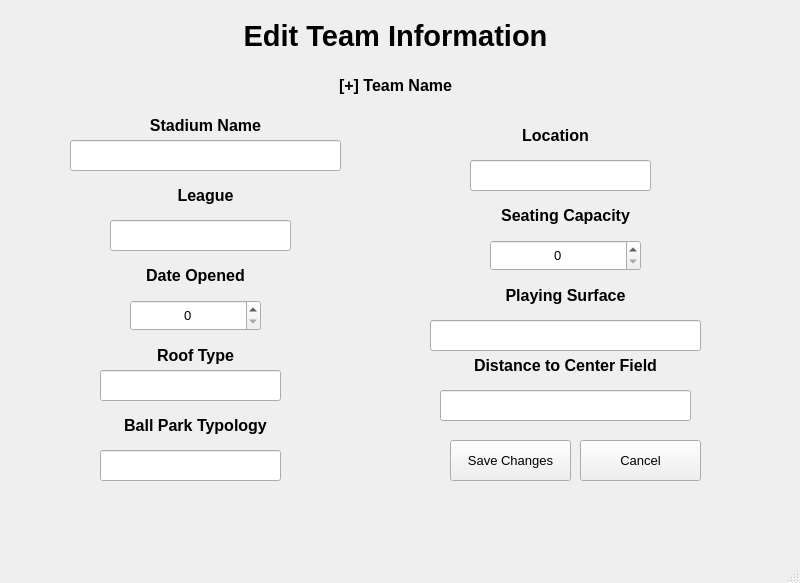
Old version of the form StadiumTourProject/mainwindow.ui in the repository joeyCampbelll/CS1D-Project-2.
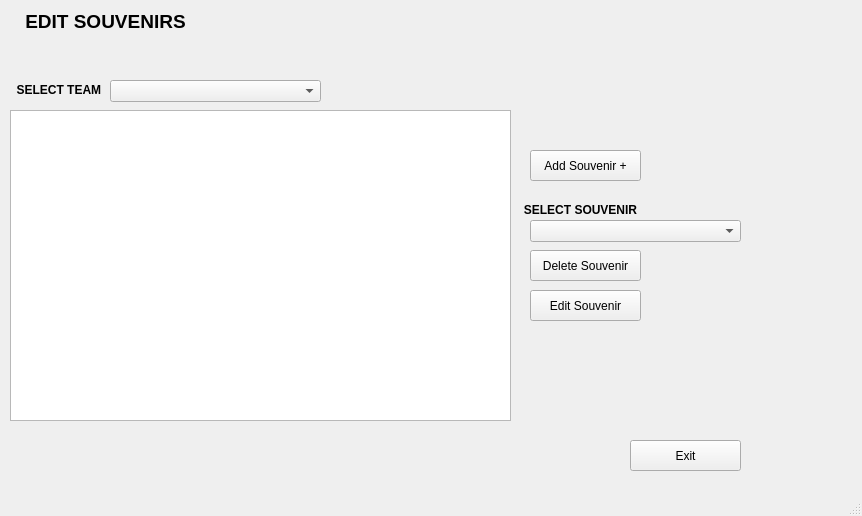
New version of the form. The open tabs and pages were chosen to show the change.

```diff
--- a/StadiumTourProject/mainwindow.ui
+++ b/StadiumTourProject/mainwindow.ui
@@ -6,8 +6,8 @@
    <rect>
     <x>0</x>
     <y>0</y>
-    <width>800</width>
-    <height>583</height>
+    <width>862</width>
+    <height>516</height>
    </rect>
   </property>
   <property name="windowTitle">
@@ -18,9 +18,9 @@
     <property name="geometry">
      <rect>
       <x>0</x>
-      <y>0</y>
-      <width>801</width>
-      <height>551</height>
+      <y>10</y>
+      <width>831</width>
+      <height>481</height>
      </rect>
     </property>
     <property name="currentIndex">
@@ -682,762 +682,6 @@
       </property>
      </widget>
     </widget>
-    <widget class="QWidget" name="AdminMainPage">
-     <widget class="QLabel" name="label_6">
-      <property name="geometry">
-       <rect>
-        <x>10</x>
-        <y>5</y>
-        <width>781</width>
-        <height>61</height>
-       </rect>
-      </property>
-      <property name="font">
-       <font>
-        <pointsize>20</pointsize>
-        <weight>75</weight>
-        <bold>true</bold>
-       </font>
-      </property>
-      <property name="text">
-       <string>Administrator Window</string>
-      </property>
-      <property name="alignment">
-       <set>Qt::AlignCenter</set>
-      </property>
-     </widget>
-     <widget class="QTableView" name="Stadium_tableView">
-      <property name="geometry">
-       <rect>
-        <x>5</x>
-        <y>61</y>
-        <width>791</width>
-        <height>371</height>
-       </rect>
-      </property>
-     </widget>
-     <widget class="QPushButton" name="editTeamInfo_button">
-      <property name="geometry">
-       <rect>
-        <x>10</x>
-        <y>450</y>
-        <width>161</width>
-        <height>41</height>
-       </rect>
-      </property>
-      <property name="text">
-       <string>Edit Selected Team Info</string>
-      </property>
-     </widget>
-     <widget class="QPushButton" name="AddNewStadium_button">
-      <property name="geometry">
-       <rect>
-        <x>370</x>
-        <y>450</y>
-        <width>131</width>
-        <height>41</height>
-       </rect>
-      </property>
-      <property name="text">
-       <string>Add New Stadium</string>
-      </property>
-     </widget>
-     <widget class="QPushButton" name="AddNewDistance_button">
-      <property name="geometry">
-       <rect>
-        <x>520</x>
-        <y>450</y>
-        <width>131</width>
-        <height>41</height>
-       </rect>
-      </property>
-      <property name="text">
-       <string>Add New Distance</string>
-      </property>
-     </widget>
-     <widget class="QPushButton" name="RemoveStadium_button">
-      <property name="geometry">
-       <rect>
-        <x>190</x>
-        <y>450</y>
-        <width>161</width>
-        <height>41</height>
-       </rect>
-      </property>
-      <property name="text">
-       <string>Remove Selected Team</string>
-      </property>
-     </widget>
-     <widget class="QPushButton" name="exit_button">
-      <property name="geometry">
-       <rect>
-        <x>670</x>
-        <y>450</y>
-        <width>121</width>
-        <height>41</height>
-       </rect>
-      </property>
-      <property name="text">
-       <string>Exit</string>
-      </property>
-     </widget>
-    </widget>
-    <widget class="QWidget" name="AdminStadiumsPage">
-     <widget class="QWidget" name="layoutWidget_2">
-      <property name="geometry">
-       <rect>
-        <x>10</x>
-        <y>20</y>
-        <width>781</width>
-        <height>201</height>
-       </rect>
-      </property>
-      <layout class="QHBoxLayout" name="horizontalLayout">
-       <item>
-        <widget class="QTreeView" name="treeView1"/>
-       </item>
-       <item>
-        <widget class="QListView" name="fileView1"/>
-       </item>
-      </layout>
-     </widget>
-     <widget class="QTableWidget" name="fileTable">
-      <property name="geometry">
-       <rect>
-        <x>10</x>
-        <y>250</y>
-        <width>781</width>
-        <height>171</height>
-       </rect>
-      </property>
-      <property name="autoFillBackground">
-       <bool>true</bool>
-      </property>
-      <property name="styleSheet">
-       <string notr="true">background-color: rgb(255, 255, 255)</string>
-      </property>
-     </widget>
-     <widget class="QLabel" name="ErrorLabel">
-      <property name="geometry">
-       <rect>
-        <x>10</x>
-        <y>220</y>
-        <width>781</width>
-        <height>31</height>
-       </rect>
-      </property>
-      <property name="autoFillBackground">
-       <bool>false</bool>
-      </property>
-      <property name="text">
-       <string/>
-      </property>
-      <property name="alignment">
-       <set>Qt::AlignCenter</set>
-      </property>
-     </widget>
-     <widget class="QLabel" name="label_4">
-      <property name="geometry">
-       <rect>
-        <x>20</x>
-        <y>0</y>
-        <width>781</width>
-        <height>20</height>
-       </rect>
-      </property>
-      <property name="text">
-       <string>Please select a .CSV file below:</string>
-      </property>
-      <property name="alignment">
-       <set>Qt::AlignCenter</set>
-      </property>
-     </widget>
-     <widget class="QPushButton" name="addButt">
-      <property name="geometry">
-       <rect>
-        <x>270</x>
-        <y>430</y>
-        <width>121</width>
-        <height>31</height>
-       </rect>
-      </property>
-      <property name="autoFillBackground">
-       <bool>false</bool>
-      </property>
-      <property name="styleSheet">
-       <string notr="true"/>
-      </property>
-      <property name="text">
-       <string>Add Stadium</string>
-      </property>
-     </widget>
-     <widget class="QPushButton" name="pushButton_cancel_2">
-      <property name="geometry">
-       <rect>
-        <x>420</x>
-        <y>430</y>
-        <width>121</width>
-        <height>31</height>
-       </rect>
-      </property>
-      <property name="autoFillBackground">
-       <bool>false</bool>
-      </property>
-      <property name="styleSheet">
-       <string notr="true"/>
-      </property>
-      <property name="text">
-       <string>Cancel</string>
-      </property>
-     </widget>
-    </widget>
-    <widget class="QWidget" name="AdminDistancesPage">
-     <widget class="QLabel" name="label_5">
-      <property name="geometry">
-       <rect>
-        <x>10</x>
-        <y>10</y>
-        <width>781</width>
-        <height>20</height>
-       </rect>
-      </property>
-      <property name="text">
-       <string>Please select a .CSV file below:</string>
-      </property>
-      <property name="alignment">
-       <set>Qt::AlignCenter</set>
-      </property>
-     </widget>
-     <widget class="QWidget" name="layoutWidget_3">
-      <property name="geometry">
-       <rect>
-        <x>10</x>
-        <y>30</y>
-        <width>781</width>
-        <height>201</height>
-       </rect>
-      </property>
-      <layout class="QHBoxLayout" name="horizontalLayout_2">
-       <item>
-        <widget class="QTreeView" name="FileSelector"/>
-       </item>
-       <item>
-        <widget class="QListView" name="FileView"/>
-       </item>
-      </layout>
-     </widget>
-     <widget class="QLabel" name="labelError">
-      <property name="geometry">
-       <rect>
-        <x>10</x>
-        <y>235</y>
-        <width>781</width>
-        <height>21</height>
-       </rect>
-      </property>
-      <property name="text">
-       <string/>
-      </property>
-      <property name="alignment">
-       <set>Qt::AlignCenter</set>
-      </property>
-     </widget>
-     <widget class="QTableWidget" name="DistanceTableWidget">
-      <property name="geometry">
-       <rect>
-        <x>10</x>
-        <y>260</y>
-        <width>781</width>
-        <height>171</height>
-       </rect>
-      </property>
-     </widget>
-     <widget class="QPushButton" name="pushButton_addDistances">
-      <property name="geometry">
-       <rect>
-        <x>270</x>
-        <y>440</y>
-        <width>121</width>
-        <height>31</height>
-       </rect>
-      </property>
-      <property name="text">
-       <string>Add Distances</string>
-      </property>
-     </widget>
-     <widget class="QPushButton" name="pushButton_2">
-      <property name="geometry">
-       <rect>
-        <x>410</x>
-        <y>440</y>
-        <width>111</width>
-        <height>31</height>
-       </rect>
-      </property>
-      <property name="text">
-       <string>Cancel</string>
-      </property>
-     </widget>
-    </widget>
-    <widget class="QWidget" name="page">
-     <widget class="QLabel" name="label_7">
-      <property name="geometry">
-       <rect>
-        <x>0</x>
-        <y>10</y>
-        <width>791</width>
-        <height>51</height>
-       </rect>
-      </property>
-      <property name="font">
-       <font>
-        <pointsize>22</pointsize>
-        <weight>75</weight>
-        <bold>true</bold>
-       </font>
-      </property>
-      <property name="text">
-       <string>Edit Team Information</string>
-      </property>
-      <property name="alignment">
-       <set>Qt::AlignCenter</set>
-      </property>
-     </widget>
-     <widget class="QLabel" name="label_8">
-      <property name="geometry">
-       <rect>
-        <x>90</x>
-        <y>110</y>
-        <width>231</width>
-        <height>31</height>
-       </rect>
-      </property>
-      <property name="font">
-       <font>
-        <pointsize>12</pointsize>
-        <weight>75</weight>
-        <bold>true</bold>
-       </font>
-      </property>
-      <property name="text">
-       <string>Stadium Name</string>
-      </property>
-      <property name="alignment">
-       <set>Qt::AlignCenter</set>
-      </property>
-     </widget>
-     <widget class="QLabel" name="label_9">
-      <property name="geometry">
-       <rect>
-        <x>440</x>
-        <y>120</y>
-        <width>231</width>
-        <height>31</height>
-       </rect>
-      </property>
-      <property name="font">
-       <font>
-        <pointsize>12</pointsize>
-        <weight>75</weight>
-        <bold>true</bold>
-       </font>
-      </property>
-      <property name="text">
-       <string>Location</string>
-      </property>
-      <property name="alignment">
-       <set>Qt::AlignCenter</set>
-      </property>
-     </widget>
-     <widget class="QLabel" name="label_10">
-      <property name="geometry">
-       <rect>
-        <x>90</x>
-        <y>180</y>
-        <width>231</width>
-        <height>31</height>
-       </rect>
-      </property>
-      <property name="font">
-       <font>
-        <pointsize>12</pointsize>
-        <weight>75</weight>
-        <bold>true</bold>
-       </font>
-      </property>
-      <property name="text">
-       <string>League</string>
-      </property>
-      <property name="alignment">
-       <set>Qt::AlignCenter</set>
-      </property>
-     </widget>
-     <widget class="QLabel" name="label_11">
-      <property name="geometry">
-       <rect>
-        <x>450</x>
-        <y>200</y>
-        <width>231</width>
-        <height>31</height>
-       </rect>
-      </property>
-      <property name="font">
-       <font>
-        <pointsize>12</pointsize>
-        <weight>75</weight>
-        <bold>true</bold>
-       </font>
-      </property>
-      <property name="text">
-       <string>Seating Capacity</string>
-      </property>
-      <property name="alignment">
-       <set>Qt::AlignCenter</set>
-      </property>
-     </widget>
-     <widget class="QLabel" name="label_12">
-      <property name="geometry">
-       <rect>
-        <x>80</x>
-        <y>260</y>
-        <width>231</width>
-        <height>31</height>
-       </rect>
-      </property>
-      <property name="font">
-       <font>
-        <pointsize>12</pointsize>
-        <weight>75</weight>
-        <bold>true</bold>
-       </font>
-      </property>
-      <property name="text">
-       <string>Date Opened</string>
-      </property>
-      <property name="alignment">
-       <set>Qt::AlignCenter</set>
-      </property>
-     </widget>
-     <widget class="QLabel" name="label_13">
-      <property name="geometry">
-       <rect>
-        <x>450</x>
-        <y>280</y>
-        <width>231</width>
-        <height>31</height>
-       </rect>
-      </property>
-      <property name="font">
-       <font>
-        <pointsize>12</pointsize>
-        <weight>75</weight>
-        <bold>true</bold>
-       </font>
-      </property>
-      <property name="text">
-       <string>Playing Surface</string>
-      </property>
-      <property name="alignment">
-       <set>Qt::AlignCenter</set>
-      </property>
-     </widget>
-     <widget class="QLabel" name="label_14">
-      <property name="geometry">
-       <rect>
-        <x>80</x>
-        <y>340</y>
-        <width>231</width>
-        <height>31</height>
-       </rect>
-      </property>
-      <property name="font">
-       <font>
-        <pointsize>12</pointsize>
-        <weight>75</weight>
-        <bold>true</bold>
-       </font>
-      </property>
-      <property name="text">
-       <string>Roof Type</string>
-      </property>
-      <property name="alignment">
-       <set>Qt::AlignCenter</set>
-      </property>
-     </widget>
-     <widget class="QLabel" name="label_15">
-      <property name="geometry">
-       <rect>
-        <x>430</x>
-        <y>350</y>
-        <width>271</width>
-        <height>31</height>
-       </rect>
-      </property>
-      <property name="font">
-       <font>
-        <pointsize>12</pointsize>
-        <weight>75</weight>
-        <bold>true</bold>
-       </font>
-      </property>
-      <property name="text">
-       <string>Distance to Center Field</string>
-      </property>
-      <property name="alignment">
-       <set>Qt::AlignCenter</set>
-      </property>
-     </widget>
-     <widget class="QLabel" name="label_16">
-      <property name="geometry">
-       <rect>
-        <x>80</x>
-        <y>410</y>
-        <width>231</width>
-        <height>31</height>
-       </rect>
-      </property>
-      <property name="font">
-       <font>
-        <pointsize>12</pointsize>
-        <weight>75</weight>
-        <bold>true</bold>
-       </font>
-      </property>
-      <property name="text">
-       <string>Ball Park Typology</string>
-      </property>
-      <property name="alignment">
-       <set>Qt::AlignCenter</set>
-      </property>
-     </widget>
-     <widget class="QLabel" name="label_teamName">
-      <property name="geometry">
-       <rect>
-        <x>10</x>
-        <y>70</y>
-        <width>771</width>
-        <height>31</height>
-       </rect>
-      </property>
-      <property name="font">
-       <font>
-        <pointsize>12</pointsize>
-        <weight>75</weight>
-        <bold>true</bold>
-       </font>
-      </property>
-      <property name="text">
-       <string>[+] Team Name</string>
-      </property>
-      <property name="alignment">
-       <set>Qt::AlignCenter</set>
-      </property>
-     </widget>
-     <widget class="QLineEdit" name="lineEdit_stadiumName">
-      <property name="geometry">
-       <rect>
-        <x>70</x>
-        <y>140</y>
-        <width>271</width>
-        <height>31</height>
-       </rect>
-      </property>
-      <property name="font">
-       <font>
-        <pointsize>10</pointsize>
-       </font>
-      </property>
-      <property name="alignment">
-       <set>Qt::AlignCenter</set>
-      </property>
-     </widget>
-     <widget class="QLineEdit" name="lineEdit_league">
-      <property name="geometry">
-       <rect>
-        <x>110</x>
-        <y>220</y>
-        <width>181</width>
-        <height>31</height>
-       </rect>
-      </property>
-      <property name="font">
-       <font>
-        <pointsize>10</pointsize>
-       </font>
-      </property>
-      <property name="alignment">
-       <set>Qt::AlignCenter</set>
-      </property>
-     </widget>
-     <widget class="QLineEdit" name="lineEdit_roofType">
-      <property name="geometry">
-       <rect>
-        <x>100</x>
-        <y>370</y>
-        <width>181</width>
-        <height>31</height>
-       </rect>
-      </property>
-      <property name="font">
-       <font>
-        <pointsize>10</pointsize>
-       </font>
-      </property>
-      <property name="alignment">
-       <set>Qt::AlignCenter</set>
-      </property>
-     </widget>
-     <widget class="QLineEdit" name="lineEdit_typology">
-      <property name="geometry">
-       <rect>
-        <x>100</x>
-        <y>450</y>
-        <width>181</width>
-        <height>31</height>
-       </rect>
-      </property>
-      <property name="font">
-       <font>
-        <pointsize>10</pointsize>
-       </font>
-      </property>
-      <property name="alignment">
-       <set>Qt::AlignCenter</set>
-      </property>
-     </widget>
-     <widget class="QLineEdit" name="lineEdit_distanceToCenterField">
-      <property name="geometry">
-       <rect>
-        <x>440</x>
-        <y>390</y>
-        <width>251</width>
-        <height>31</height>
-       </rect>
-      </property>
-      <property name="font">
-       <font>
-        <pointsize>10</pointsize>
-       </font>
-      </property>
-      <property name="alignment">
-       <set>Qt::AlignCenter</set>
-      </property>
-     </widget>
-     <widget class="QLineEdit" name="lineEdit_playingSurface">
-      <property name="geometry">
-       <rect>
-        <x>430</x>
-        <y>320</y>
-        <width>271</width>
-        <height>31</height>
-       </rect>
-      </property>
-      <property name="font">
-       <font>
-        <pointsize>10</pointsize>
-       </font>
-      </property>
-      <property name="alignment">
-       <set>Qt::AlignCenter</set>
-      </property>
-     </widget>
-     <widget class="QLineEdit" name="lineEdit_location">
-      <property name="geometry">
-       <rect>
-        <x>470</x>
-        <y>160</y>
-        <width>181</width>
-        <height>31</height>
-       </rect>
-      </property>
-      <property name="font">
-       <font>
-        <pointsize>10</pointsize>
-       </font>
-      </property>
-      <property name="alignment">
-       <set>Qt::AlignCenter</set>
-      </property>
-     </widget>
-     <widget class="QSpinBox" name="spinBox_dateOpened">
-      <property name="geometry">
-       <rect>
-        <x>130</x>
-        <y>300</y>
-        <width>131</width>
-        <height>31</height>
-       </rect>
-      </property>
-      <property name="font">
-       <font>
-        <pointsize>10</pointsize>
-       </font>
-      </property>
-      <property name="alignment">
-       <set>Qt::AlignCenter</set>
-      </property>
-      <property name="maximum">
-       <number>9999</number>
-      </property>
-     </widget>
-     <widget class="QSpinBox" name="spinBox_seatingCapacity">
-      <property name="geometry">
-       <rect>
-        <x>490</x>
-        <y>240</y>
-        <width>151</width>
-        <height>31</height>
-       </rect>
-      </property>
-      <property name="font">
-       <font>
-        <pointsize>10</pointsize>
-       </font>
-      </property>
-      <property name="alignment">
-       <set>Qt::AlignCenter</set>
-      </property>
-      <property name="maximum">
-       <number>999999</number>
-      </property>
-     </widget>
-     <widget class="QPushButton" name="pushButton_saveChanges">
-      <property name="geometry">
-       <rect>
-        <x>450</x>
-        <y>440</y>
-        <width>121</width>
-        <height>41</height>
-       </rect>
-      </property>
-      <property name="font">
-       <font>
-        <pointsize>10</pointsize>
-       </font>
-      </property>
-      <property name="text">
-       <string>Save Changes</string>
-      </property>
-     </widget>
-     <widget class="QPushButton" name="pushButton_cancelChanges">
-      <property name="geometry">
-       <rect>
-        <x>580</x>
-        <y>440</y>
-        <width>121</width>
-        <height>41</height>
-       </rect>
-      </property>
-      <property name="font">
-       <font>
-        <pointsize>10</pointsize>
-       </font>
-      </property>
-      <property name="text">
-       <string>Cancel</string>
-      </property>
-     </widget>
-    </widget>
    </widget>
   </widget>
   <widget class="QStatusBar" name="statusbar"/>
```
Left out of the diff: 5 changed lines with no effect on the pictures.
